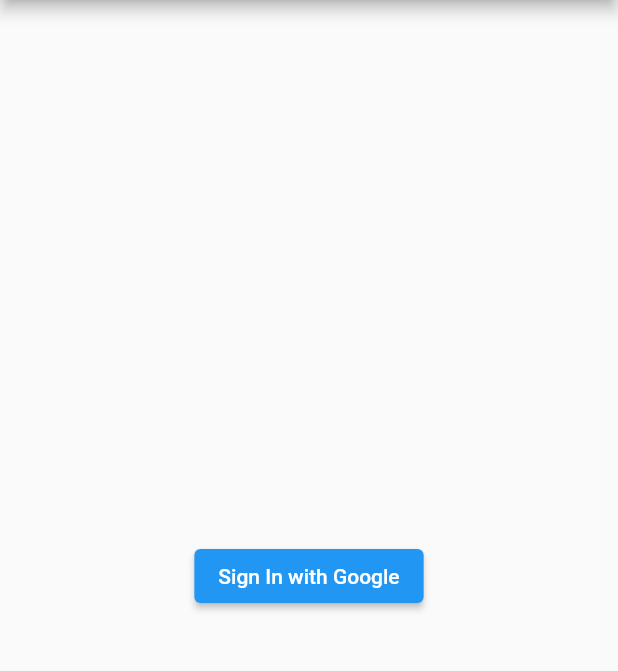
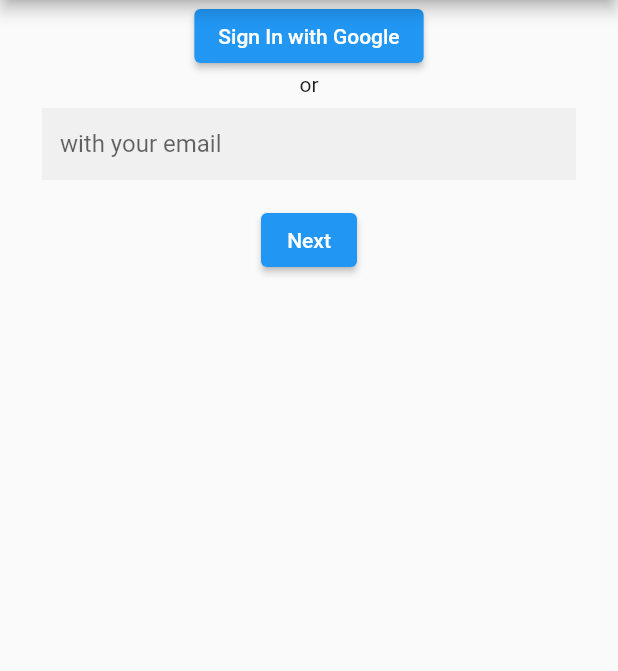
Before and after one commit to iamirzashowvik/garden, a Flutter app: the screen it shows after launch, on a phone screen of 412 x 824 dp, the part 84-755 px from its top. Run offline on Flutter 3.47's test engine with Material 2 defaults, Android fonts, the phone set to English and light mode, and no system bars; our stand-ins replace cloud_firestore, firebase_auth, firebase_core, get, google_sign_in, shared_preferences; missing offline and left inert: drag_and_drop_gridview; accounts and stored records are empty.

Commit message:
sign in problem fix

```diff
--- a/lib/main.dart
+++ b/lib/main.dart
@@ -98,7 +98,8 @@
     // TODO: implement initState
     super.initState();
   }
-
+  final _loginForm = GlobalKey<FormState>();
+  TextEditingController _userName = TextEditingController();
   final firestoreInstance = FirebaseFirestore.instance;
   @override
   Widget build(BuildContext context) {
@@ -136,7 +137,10 @@
             ),
           )
           : Center(
-              child: ElevatedButton(
+              child: Form(  key: _loginForm,
+                child: Column(
+                  children: [
+                    ElevatedButton(
                         onPressed: () {
                           signInWithGoogleee().then((result) async {
                             if (result != null) {
@@ -160,6 +164,35 @@
                           });
                         },
                         child: Text('Sign In with Google')),
+                    Text('or'),
+                    TFFxMx(_userName, 'with your email'),
+                    Padding(
+                      padding: const EdgeInsets.all(8.0),
+                      child: ElevatedButton(
+                        onPressed: () {
+                          if (_loginForm.currentState.validate()) {
+                            firestoreInstance
+                                .collection("client")
+                                .doc(_userName.text)
+                                .set({
+                              'profile': _userName.text,
+                            }, SetOptions(merge: true)).then((_) async {
+                              setState(() {
+                                auth = true;
+                              });
+                              SharedPreferences preferences =
+                              await SharedPreferences.getInstance();
+                              preferences.setBool('islogin', true);
+                              preferences.setString('email', _userName.text);
+                            });
+                          } else {}
+                        },
+                        child: Text('Next'),
+                      ),
+                    ),
+                  ],
+                ),
+              ),
             ),
     ); // This trailing comma makes auto-formatting nicer for build methods.
   }
--- a/lib/screens/s1.dart
+++ b/lib/screens/s1.dart
@@ -82,3 +82,41 @@
     );
   }
 }
+class TFFxMx extends StatelessWidget {
+  TFFxMx(this._userName, this.imptyText);
+
+  final TextEditingController _userName;
+  final String imptyText;
+
+  @override
+  Widget build(BuildContext context) {
+    return Padding(
+      padding: const EdgeInsets.symmetric(horizontal: 20),
+      child: Padding(
+        padding: const EdgeInsets.all(8.0),
+        child: TextFormField(
+          controller: _userName,
+          validator: (value) {
+            if (value.isEmpty) {
+              return '$imptyText can not be empty';
+            }
+
+            return null;
+          },
+          keyboardType: TextInputType.emailAddress,
+          decoration: new InputDecoration(
+            focusedBorder: OutlineInputBorder(
+                borderSide: BorderSide(color: Colors.white, width: 0.0),
+                borderRadius: BorderRadius.circular(10)),
+
+            filled: true,
+
+            border: InputBorder.none,
+            hintText: imptyText,
+
+          ),
+        ),
+      ),
+    );
+  }
+}
```
Lines whose indentation alone changed are shown as unchanged.
